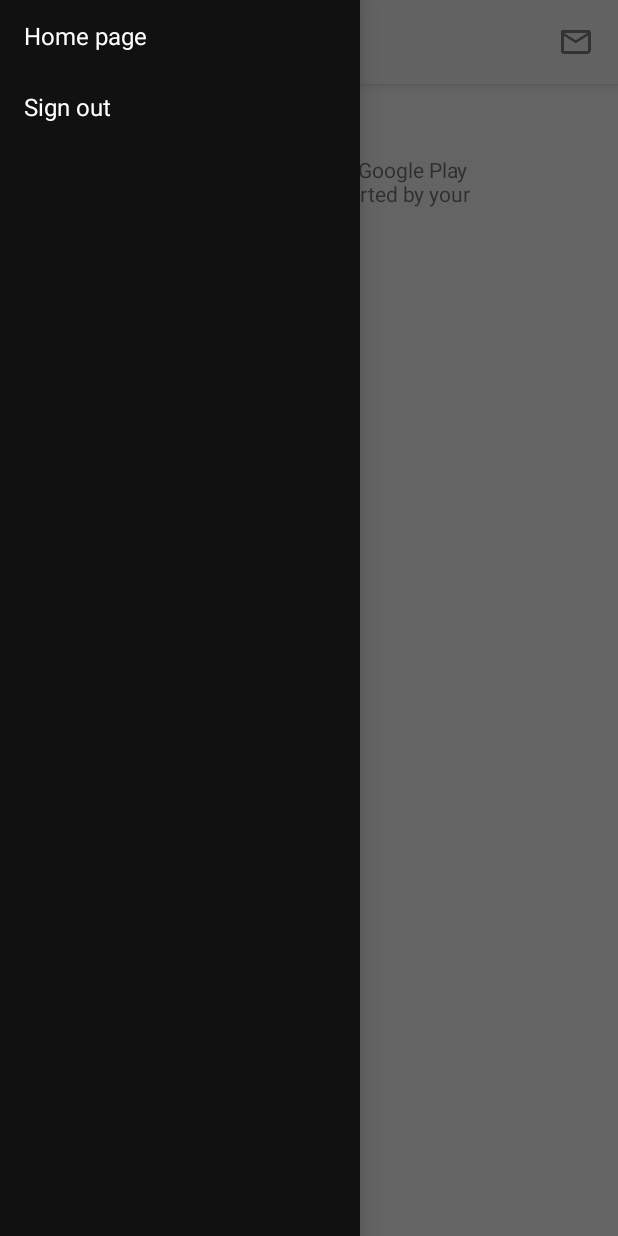
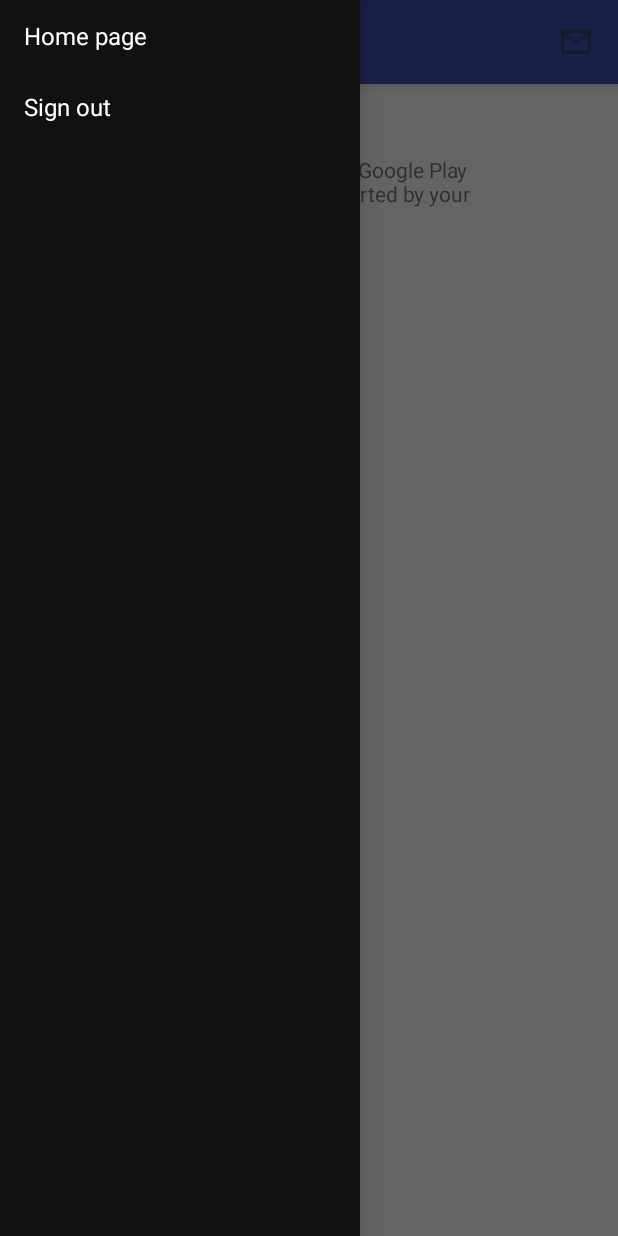
Before and after one commit to mamessner/PetLocator, an Android app: the screen it shows after launch (MainActivity), with the side drawer open, on a phone screen of 412 x 824 dp. Run offline under Robolectric (Android 15) with nearby library versions, the phone set to English and light mode, and no system bars.

Commit message:
Added menu button, fixed broken AppCompat

```diff
--- a/app/build.gradle
+++ b/app/build.gradle
@@ -24,5 +24,4 @@ dependencies {
     testCompile 'junit:junit:4.12'
     compile 'com.android.support:appcompat-v7:23.3.0'
     compile 'com.google.android.gms:play-services:8.4.0'
-    compile 'com.android.support:appcompat-v7:23.0.+'
 }
--- a/app/src/main/AndroidManifest.xml
+++ b/app/src/main/AndroidManifest.xml
@@ -9,7 +9,7 @@
         android:icon="@mipmap/ic_launcher"
         android:label="@string/app_name"
         android:supportsRtl="true"
-        android:theme="@style/Theme.AppCompat.Light.NoActionBar">
+        android:theme="@style/LightNoActionBar">
         <meta-data
             android:name="com.google.android.geo.API_KEY"
             android:value="AIzaSyA6xRnCwqqk6EaTzUZYWVqiinrLPCSbAzo"/>
--- a/app/src/main/res/layout/activity_main.xml
+++ b/app/src/main/res/layout/activity_main.xml
@@ -9,12 +9,12 @@
         xmlns:app="http://schemas.android.com/apk/res-auto"
         xmlns:tools="http://schemas.android.com/tools"
         android:layout_width="match_parent"
-        android:layout_height="wrap_content"
+        android:layout_height="match_parent"
         tools:context="petlocator.petlocator.MainActivity">
 
         <android.support.v7.widget.Toolbar
             android:id="@+id/action_bar"
-            android:layout_width="fill_parent"
+            android:layout_width="match_parent"
             android:layout_height="?attr/actionBarSize"
             android:background="?attr/colorPrimary"
             android:elevation="4dp"
--- a/app/src/main/res/values/styles.xml
+++ b/app/src/main/res/values/styles.xml
@@ -8,4 +8,12 @@
         <item name="colorAccent">@color/colorAccent</item>
     </style>
 
+    <style name="LightNoActionBar" parent="Theme.AppCompat.Light.NoActionBar">
+        <item name="colorPrimary">@color/colorPrimary</item>
+        <item name="colorPrimaryDark">@color/colorPrimaryDark</item>
+        <item name="colorAccent">@color/colorAccent</item>
+        <item name="windowActionBar">false</item>
+        <item name="windowNoTitle">true</item>
+    </style>
+
 </resources>
```
Also changed, not shown: app/src/main/res/drawable-hdpi/menu_button.png (added), app/src/main/res/drawable-mdpi/menu_button.png (added), app/src/main/res/drawable-xhdpi/menu_button.png (added), app/src/main/res/drawable-xxhdpi/menu_button.png (added).
